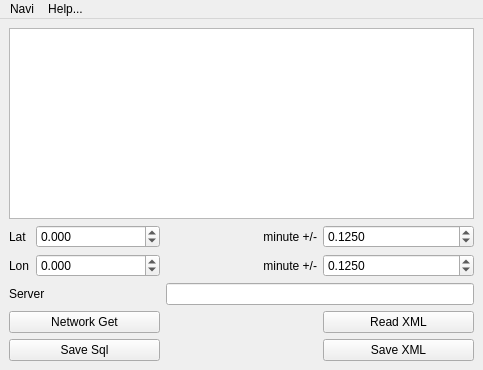
Above: ui/navi.ui from berndhs/navi before the change. Below: the same form after it.
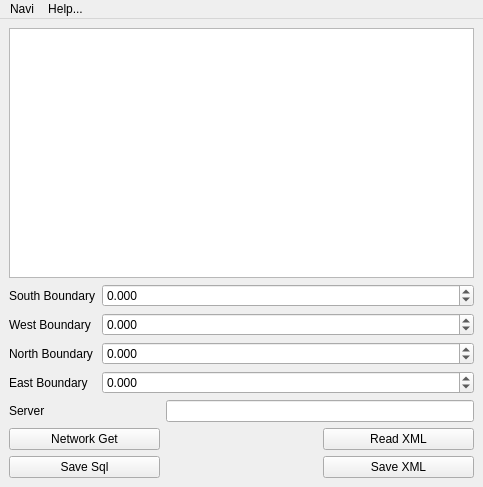
That is the form after the change. Icons and pictures are not drawn.

What changed in the file:
```diff
--- a/ui/navi.ui
+++ b/ui/navi.ui
@@ -7,7 +7,7 @@
     <x>0</x>
     <y>0</y>
     <width>483</width>
-    <height>370</height>
+    <height>487</height>
    </rect>
   </property>
   <property name="windowTitle">
@@ -24,64 +24,15 @@
     </item>
     <item row="1" column="0" colspan="3">
      <layout class="QGridLayout" name="gridLayout">
-      <item row="0" column="1">
-       <widget class="QLabel" name="label">
-        <property name="text">
-         <string>minute +/-</string>
-        </property>
-        <property name="alignment">
-         <set>Qt::AlignRight|Qt::AlignTrailing|Qt::AlignVCenter</set>
-        </property>
-       </widget>
-      </item>
-      <item row="0" column="2">
-       <widget class="QDoubleSpinBox" name="latRange">
-        <property name="decimals">
-         <number>4</number>
-        </property>
-        <property name="maximum">
-         <double>60.000000000000000</double>
-        </property>
-        <property name="singleStep">
-         <double>0.001000000000000</double>
-        </property>
-        <property name="value">
-         <double>0.125000000000000</double>
-        </property>
-       </widget>
-      </item>
-      <item row="1" column="1">
-       <widget class="QLabel" name="label_2">
-        <property name="text">
-         <string>minute +/-</string>
-        </property>
-        <property name="alignment">
-         <set>Qt::AlignRight|Qt::AlignTrailing|Qt::AlignVCenter</set>
-        </property>
-       </widget>
-      </item>
-      <item row="1" column="2">
-       <widget class="QDoubleSpinBox" name="lonRange">
-        <property name="decimals">
-         <number>4</number>
-        </property>
-        <property name="maximum">
-         <double>60.000000000000000</double>
-        </property>
-        <property name="singleStep">
-         <double>0.001000000000000</double>
-        </property>
-        <property name="value">
-         <double>0.125000000000000</double>
-        </property>
-       </widget>
-      </item>
       <item row="0" column="0" rowspan="2">
        <layout class="QFormLayout" name="formLayout">
+        <property name="fieldGrowthPolicy">
+         <enum>QFormLayout::AllNonFixedFieldsGrow</enum>
+        </property>
         <item row="0" column="0">
          <widget class="QLabel" name="latLabel">
           <property name="text">
-           <string>Lat</string>
+           <string>South Boundary</string>
           </property>
          </widget>
         </item>
@@ -104,12 +55,58 @@
         <item row="1" column="0">
          <widget class="QLabel" name="lonLabel">
           <property name="text">
-           <string>Lon</string>
+           <string>West Boundary</string>
           </property>
          </widget>
         </item>
         <item row="1" column="1">
-         <widget class="QDoubleSpinBox" name="lonValue">
+         <widget class="QDoubleSpinBox" name="westValue">
+          <property name="decimals">
+           <number>3</number>
+          </property>
+          <property name="minimum">
+           <double>-180.000000000000000</double>
+          </property>
+          <property name="maximum">
+           <double>180.000000000000000</double>
+          </property>
+          <property name="singleStep">
+           <double>0.001000000000000</double>
+          </property>
+         </widget>
+        </item>
+        <item row="2" column="0">
+         <widget class="QLabel" name="northBoundaryLabel">
+          <property name="text">
+           <string>North Boundary</string>
+          </property>
+         </widget>
+        </item>
+        <item row="2" column="1">
+         <widget class="QDoubleSpinBox" name="northValue">
+          <property name="decimals">
+           <number>3</number>
+          </property>
+          <property name="minimum">
+           <double>-90.000000000000000</double>
+          </property>
+          <property name="maximum">
+           <double>90.000000000000000</double>
+          </property>
+          <property name="singleStep">
+           <double>0.001000000000000</double>
+          </property>
+         </widget>
+        </item>
+        <item row="3" column="0">
+         <widget class="QLabel" name="eastBoundaryLabel">
+          <property name="text">
+           <string>East Boundary</string>
+          </property>
+         </widget>
+        </item>
+        <item row="3" column="1">
+         <widget class="QDoubleSpinBox" name="eastValue">
           <property name="decimals">
            <number>3</number>
           </property>
```
Left out of the diff: 2 changed lines with no effect on the pictures.
